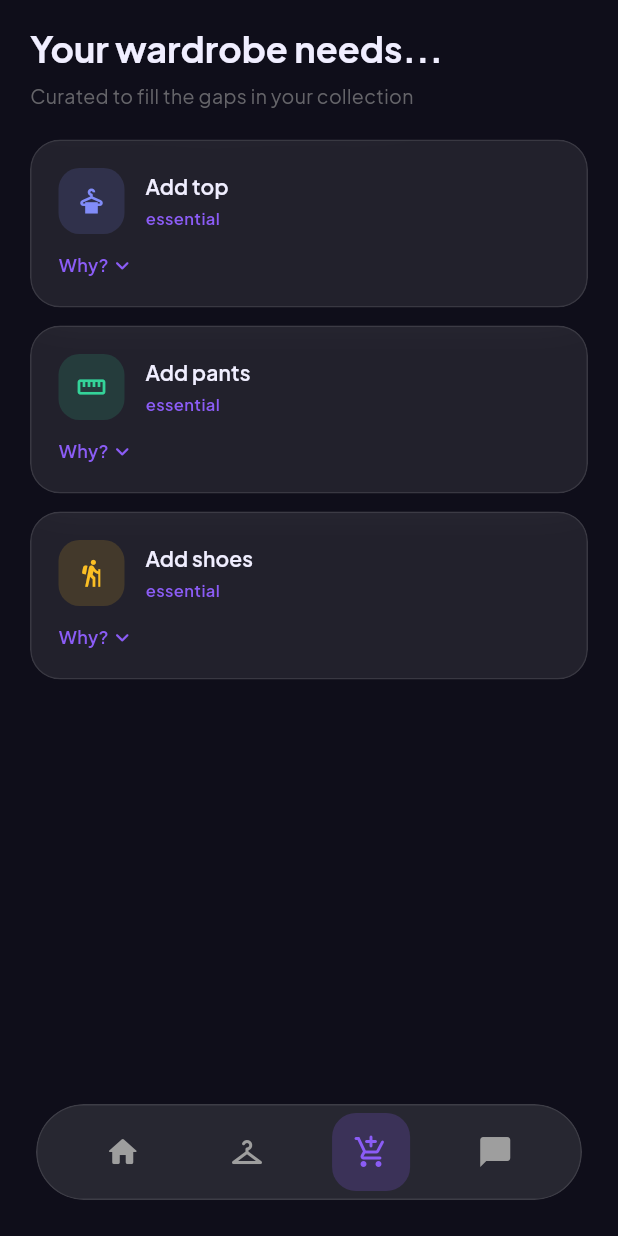
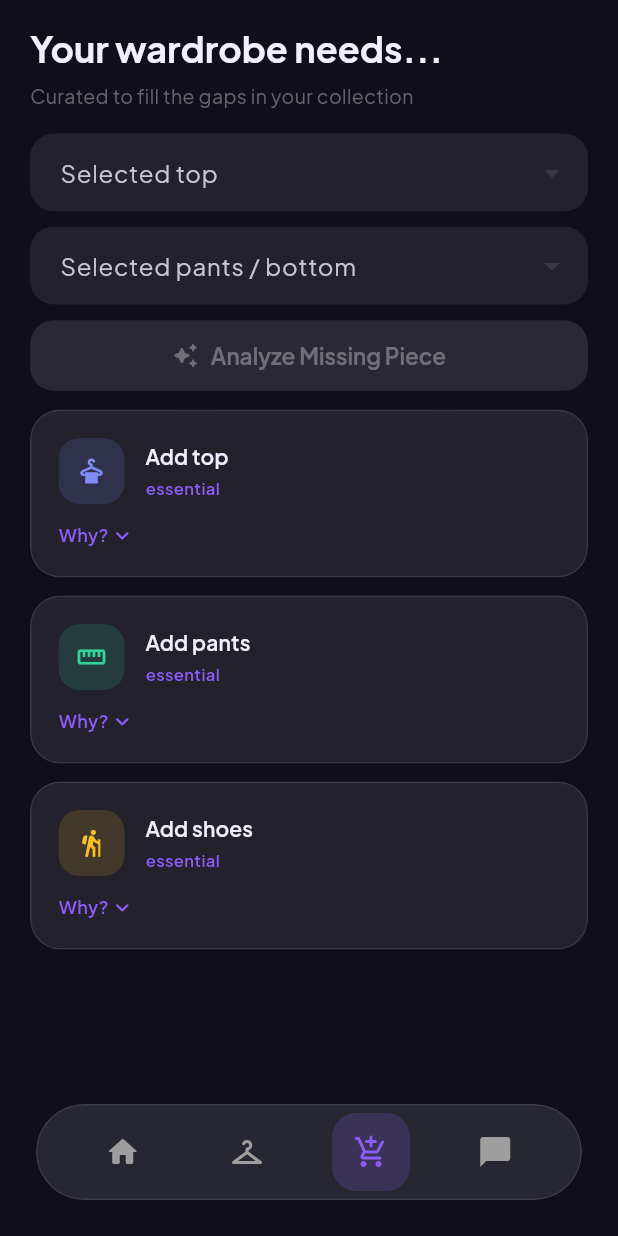
Before and after one commit to NontKrub/T6-MMM, a Flutter app: the MissingPiecesScreen screen opened by its route, on a phone screen of 412 x 824 dp. Run offline on Flutter 3.47's test engine with Material 3 defaults, Android fonts, the phone set to English and light mode, and no system bars; drawn by our look-alikes of flutter_animate; our stand-ins replace cached_network_image, flutter_riverpod, geolocator, go_router, google_fonts, image_picker and 2 more; accounts and stored records are empty.

Commit message:
feat(stylist): learn guest choices and analyze missing pieces

```diff
--- a/lib/features/missing_pieces/missing_pieces_screen.dart
+++ b/lib/features/missing_pieces/missing_pieces_screen.dart
@@ -2,6 +2,7 @@ import 'package:flutter/material.dart';
 import 'package:flutter_animate/flutter_animate.dart';
 import 'package:flutter_riverpod/flutter_riverpod.dart';
 
+import '../../core/providers/wardrobe_provider.dart';
 import '../../core/services/recommendation_repository.dart';
 import '../../core/theme/app_colors.dart';
 import '../../core/theme/glass_container.dart';
@@ -13,13 +14,50 @@ final missingPiecesProvider =
       return RecommendationRepository().generateMissingPieces();
     });
 
-class MissingPiecesScreen extends ConsumerWidget {
+class MissingPiecesScreen extends ConsumerStatefulWidget {
   const MissingPiecesScreen({super.key});
 
   @override
-  Widget build(BuildContext context, WidgetRef ref) {
+  ConsumerState<MissingPiecesScreen> createState() =>
+      _MissingPiecesScreenState();
+}
+
+class _MissingPiecesScreenState extends ConsumerState<MissingPiecesScreen> {
+  String? _topId;
+  String? _pantsId;
+  AsyncValue<List<MissingPieceRecommendation>>? _selectedResult;
+
+  Future<void> _analyze(ClothingItem top, ClothingItem pants) async {
+    setState(() => _selectedResult = const AsyncLoading());
+    try {
+      final result = await RecommendationRepository().generateMissingPieces(
+        top: top,
+        pants: pants,
+      );
+      if (!mounted) return;
+      setState(() => _selectedResult = AsyncData(result));
+    } catch (error, stack) {
+      if (!mounted) return;
+      setState(() => _selectedResult = AsyncError(error, stack));
+    }
+  }
+
+  @override
+  Widget build(BuildContext context) {
     final l10n = AppLocalizations.of(context);
-    final recommendations = ref.watch(missingPiecesProvider);
+    final wardrobe = ref.watch(wardrobeProvider);
+    final tops = wardrobe
+        .where((item) => item.category == ClothingCategory.top)
+        .toList();
+    final pants = wardrobe
+        .where((item) => item.category == ClothingCategory.pants)
+        .toList();
+    final selectedTop = tops.where((item) => item.id == _topId).firstOrNull;
+    final selectedPants = pants
+        .where((item) => item.id == _pantsId)
+        .firstOrNull;
+    final AsyncValue<List<MissingPieceRecommendation>> recommendations =
+        _selectedResult ?? ref.watch(missingPiecesProvider);
 
     return Scaffold(
       body: SafeArea(
@@ -50,7 +88,64 @@ class MissingPiecesScreen extends ConsumerWidget {
                 ],
               ),
             ).animate().fadeIn(duration: 300.ms),
-            const SizedBox(height: 20),
+            Padding(
+              padding: const EdgeInsets.fromLTRB(20, 16, 20, 12),
+              child: Column(
+                children: [
+                  DropdownButtonFormField<String>(
+                    key: const Key('missing-piece-top'),
+                    initialValue: _topId,
+                    decoration: const InputDecoration(
+                      labelText: 'Selected top',
+                    ),
+                    items: tops
+                        .map(
+                          (item) => DropdownMenuItem(
+                            value: item.id,
+                            child: Text(item.name),
+                          ),
+                        )
+                        .toList(),
+                    onChanged: (value) => setState(() {
+                      _topId = value;
+                      _selectedResult = null;
+                    }),
+                  ),
+                  const SizedBox(height: 10),
+                  DropdownButtonFormField<String>(
+                    key: const Key('missing-piece-pants'),
+                    initialValue: _pantsId,
+                    decoration: const InputDecoration(
+                      labelText: 'Selected pants / bottom',
+                    ),
+                    items: pants
+                        .map(
+                          (item) => DropdownMenuItem(
+                            value: item.id,
+                            child: Text(item.name),
+                          ),
+                        )
+                        .toList(),
+                    onChanged: (value) => setState(() {
+                      _pantsId = value;
+                      _selectedResult = null;
+                    }),
+                  ),
+                  const SizedBox(height: 10),
+                  SizedBox(
+                    width: double.infinity,
+                    child: FilledButton.icon(
+                      key: const Key('missing-piece-analyze'),
+                      onPressed: selectedTop == null || selectedPants == null
+                          ? null
+                          : () => _analyze(selectedTop, selectedPants),
+                      icon: const Icon(Icons.auto_awesome_rounded),
+                      label: const Text('Analyze Missing Piece'),
+                    ),
+                  ),
+                ],
+              ),
+            ),
             Expanded(
               child: recommendations.when(
                 data: (items) => items.isEmpty
```
Also changed, not shown: lib/core/services/local_account_repository.dart (+75 -0 lines), lib/core/services/outfit_recommendation_service.dart (+97 -24 lines), lib/core/services/outfit_repository.dart (+15 -1 lines), lib/core/services/recommendation_repository.dart (+108 -3 lines), lib/features/outfit_generator/in_a_rush_modal.dart (+12 -2 lines), lib/features/outfit_generator/outfit_generator_sheet.dart (+8 -0 lines), 5 other files.
